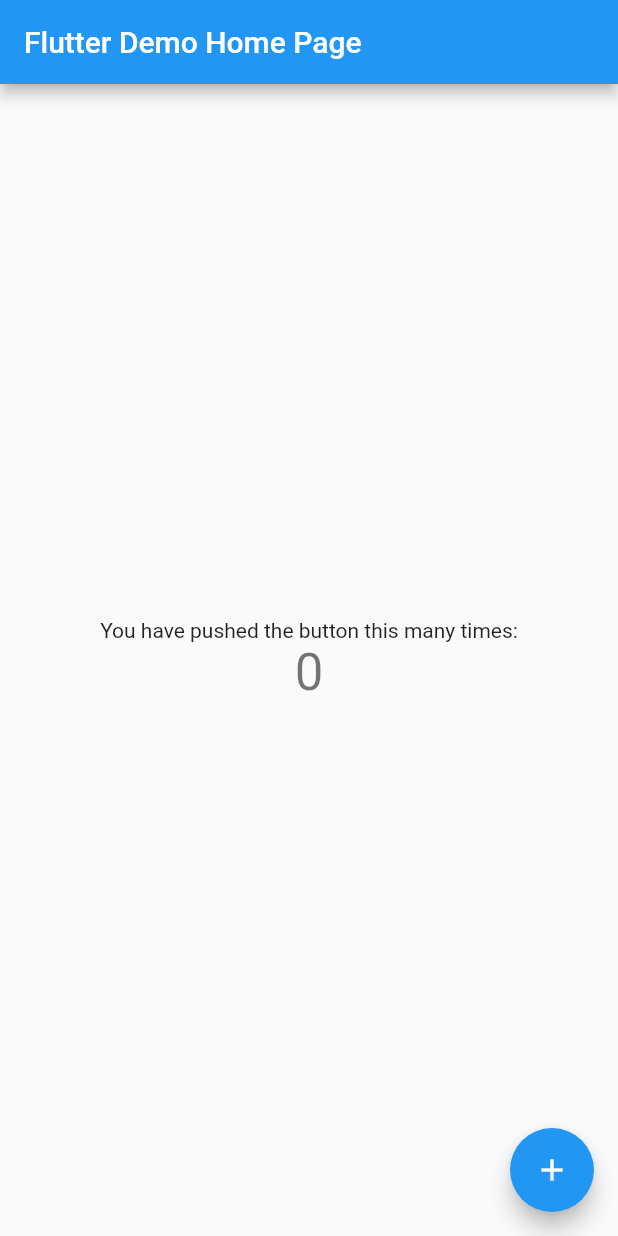
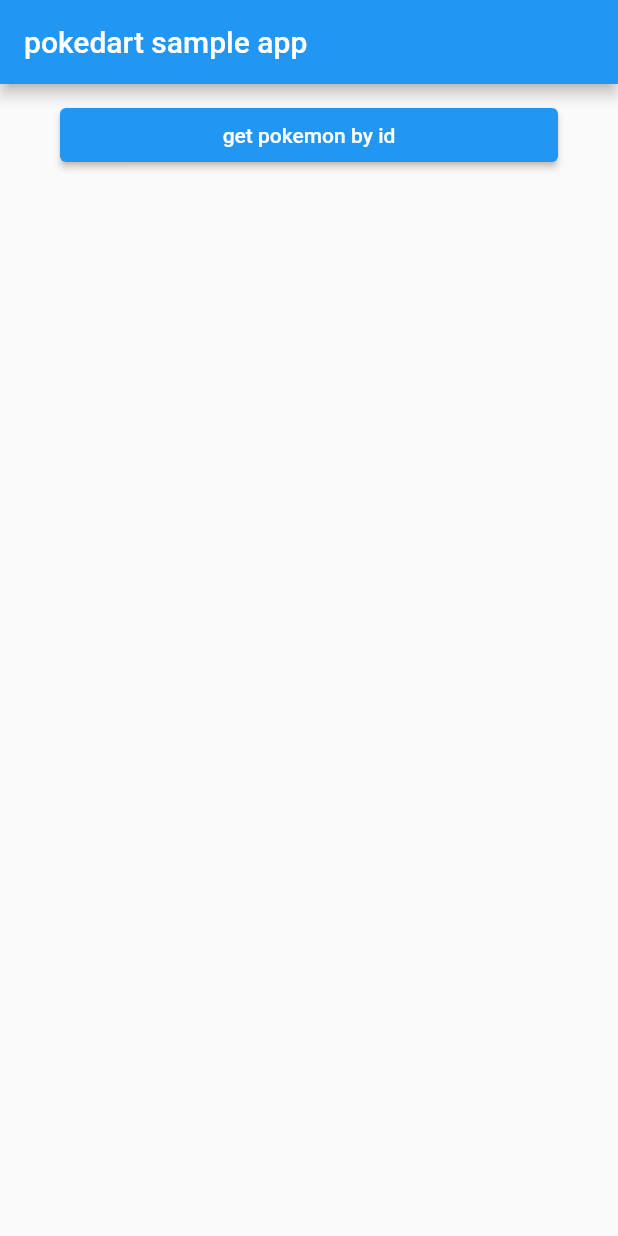
Before and after one commit to LeoAndo/flutter-pokedart-samples, a Flutter app: the screen it shows after launch, on a phone screen of 412 x 824 dp. Run offline on Flutter 3.47's test engine with Material 2 defaults, Android fonts, the phone set to English and light mode, and no system bars; missing offline and left inert: pokeapi_dart.

Commit message:
sample for get single pokemon data

```diff
--- /dev/null
+++ b/poke_dart_sample01/lib/index_page.dart
@@ -0,0 +1,33 @@
+import 'package:flutter/material.dart';
+import 'package:poke_dart_sample01/pokemon_page.dart';
+
+class IndexPage extends StatelessWidget {
+  const IndexPage({
+    Key? key,
+  }) : super(key: key);
+  @override
+  Widget build(BuildContext context) {
+    return Scaffold(
+      appBar: AppBar(
+        title: const Text("pokedart sample app"),
+      ),
+      body: ListView(
+        children: [
+          Padding(
+            padding: const EdgeInsets.symmetric(horizontal: 40, vertical: 10),
+            child: ElevatedButton(
+              onPressed: () {
+                Navigator.of(context).push(
+                  MaterialPageRoute(builder: (context) {
+                    return const PokemonPage();
+                  }),
+                );
+              },
+              child: const Text('get pokemon by id'),
+            ),
+          ),
+        ],
+      ),
+    );
+  }
+}
--- a/poke_dart_sample01/lib/main.dart
+++ b/poke_dart_sample01/lib/main.dart
@@ -1,115 +1,17 @@
 import 'package:flutter/material.dart';
 
-void main() {
-  runApp(const MyApp());
-}
+import 'index_page.dart';
+
+void main() => runApp(const MyApp());
 
 class MyApp extends StatelessWidget {
-  const MyApp({Key? key}) : super(key: key);
-
-  // This widget is the root of your application.
+  const MyApp({
+    Key? key,
+  }) : super(key: key);
   @override
   Widget build(BuildContext context) {
-    return MaterialApp(
-      title: 'Flutter Demo',
-      theme: ThemeData(
-        // This is the theme of your application.
-        //
-        // Try running your application with "flutter run". You'll see the
-        // application has a blue toolbar. Then, without quitting the app, try
-        // changing the primarySwatch below to Colors.green and then invoke
-        // "hot reload" (press "r" in the console where you ran "flutter run",
-        // or simply save your changes to "hot reload" in a Flutter IDE).
-        // Notice that the counter didn't reset back to zero; the application
-        // is not restarted.
-        primarySwatch: Colors.blue,
-      ),
-      home: const MyHomePage(title: 'Flutter Demo Home Page'),
+    return const MaterialApp(
+      home: IndexPage(),
     );
   }
 }
-
-class MyHomePage extends StatefulWidget {
-  const MyHomePage({Key? key, required this.title}) : super(key: key);
-
-  // This widget is the home page of your application. It is stateful, meaning
-  // that it has a State object (defined below) that contains fields that affect
-  // how it looks.
-
-  // This class is the configuration for the state. It holds the values (in this
-  // case the title) provided by the parent (in this case the App widget) and
-  // used by the build method of the State. Fields in a Widget subclass are
-  // always marked "final".
-
-  final String title;
-
-  @override
-  State<MyHomePage> createState() => _MyHomePageState();
-}
-
-class _MyHomePageState extends State<MyHomePage> {
-  int _counter = 0;
-
-  void _incrementCounter() {
-    setState(() {
-      // This call to setState tells the Flutter framework that something has
-      // changed in this State, which causes it to rerun the build method below
-      // so that the display can reflect the updated values. If we changed
-      // _counter without calling setState(), then the build method would not be
-      // called again, and so nothing would appear to happen.
-      _counter++;
-    });
-  }
-
-  @override
-  Widget build(BuildContext context) {
-    // This method is rerun every time setState is called, for instance as done
-    // by the _incrementCounter method above.
-    //
-    // The Flutter framework has been optimized to make rerunning build methods
-    // fast, so that you can just rebuild anything that needs updating rather
-    // than having to individually change instances of widgets.
-    return Scaffold(
-      appBar: AppBar(
-        // Here we take the value from the MyHomePage object that was created by
-        // the App.build method, and use it to set our appbar title.
-        title: Text(widget.title),
-      ),
-      body: Center(
-        // Center is a layout widget. It takes a single child and positions it
-        // in the middle of the parent.
-        child: Column(
-          // Column is also a layout widget. It takes a list of children and
-          // arranges them vertically. By default, it sizes itself to fit its
-          // children horizontally, and tries to be as tall as its parent.
-          //
-          // Invoke "debug painting" (press "p" in the console, choose the
-          // "Toggle Debug Paint" action from the Flutter Inspector in Android
-          // Studio, or the "Toggle Debug Paint" command in Visual Studio Code)
-          // to see the wireframe for each widget.
-          //
-          // Column has various properties to control how it sizes itself and
-          // how it positions its children. Here we use mainAxisAlignment to
-          // center the children vertically; the main axis here is the vertical
-          // axis because Columns are vertical (the cross axis would be
-          // horizontal).
-          mainAxisAlignment: MainAxisAlignment.center,
-          children: <Widget>[
-            const Text(
-              'You have pushed the button this many times:',
-            ),
-            Text(
-              '$_counter',
-              style: Theme.of(context).textTheme.headline4,
-            ),
-          ],
-        ),
-      ),
-      floatingActionButton: FloatingActionButton(
-        onPressed: _incrementCounter,
-        tooltip: 'Increment',
-        child: const Icon(Icons.add),
-      ), // This trailing comma makes auto-formatting nicer for build methods.
-    );
-  }
-}
```
Also changed, not shown: poke_dart_sample01/lib/pokemon_page.dart (added, +74 -0 lines).
